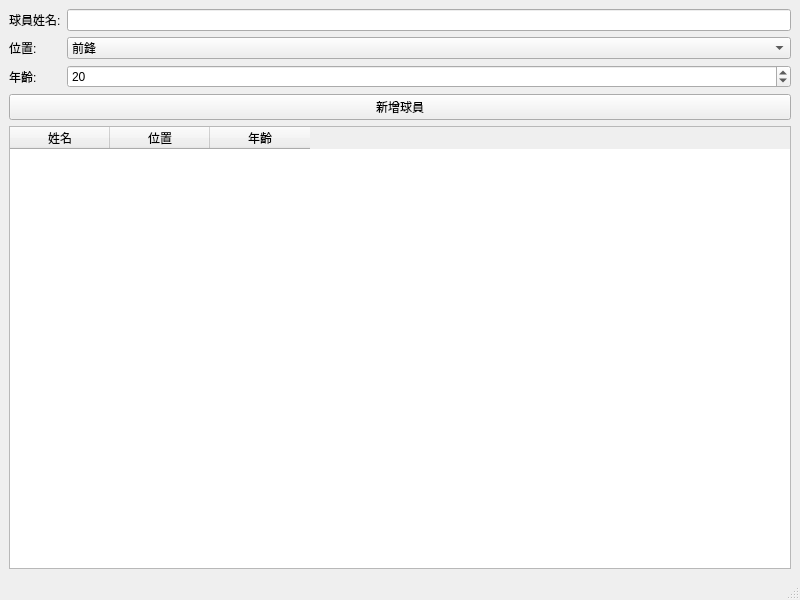
Before: the Qt Designer form foot/mainwindow.ui in vesss1/qtfootball, drawn with Qt 5.
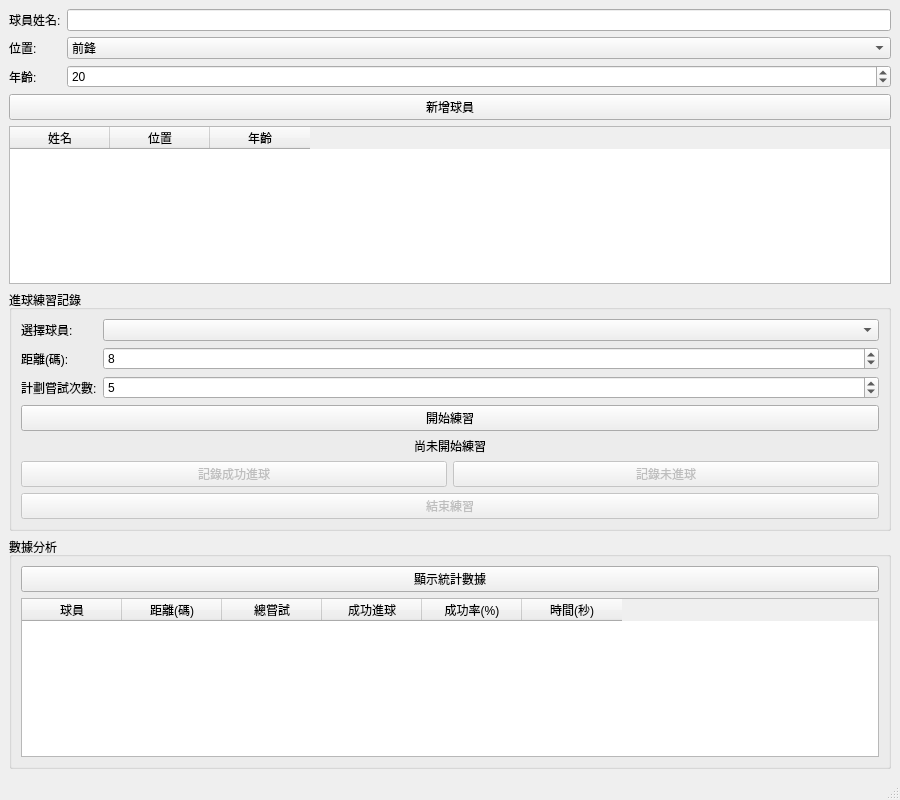
After: the same form once the commit is applied.

Commit message: Add goal-scoring practice tracker with data analysis

Patch:
```diff
--- a/foot/mainwindow.ui
+++ b/foot/mainwindow.ui
@@ -6,8 +6,8 @@
    <rect>
     <x>0</x>
     <y>0</y>
-    <width>800</width>
-    <height>600</height>
+    <width>900</width>
+    <height>800</height>
    </rect>
   </property>
   <property name="windowTitle">
@@ -109,6 +109,173 @@
       </column>
      </widget>
     </item>
+    <item>
+     <widget class="QGroupBox" name="groupBoxPractice">
+      <property name="title">
+       <string>進球練習記錄</string>
+      </property>
+      <layout class="QVBoxLayout" name="verticalLayout_2">
+       <item>
+        <layout class="QFormLayout" name="formLayout_2">
+         <item row="0" column="0">
+          <widget class="QLabel" name="labelPracticePlayer">
+           <property name="text">
+            <string>選擇球員:</string>
+           </property>
+          </widget>
+         </item>
+         <item row="0" column="1">
+          <widget class="QComboBox" name="comboBoxPracticePlayer"/>
+         </item>
+         <item row="1" column="0">
+          <widget class="QLabel" name="labelDistance">
+           <property name="text">
+            <string>距離(碼):</string>
+           </property>
+          </widget>
+         </item>
+         <item row="1" column="1">
+          <widget class="QSpinBox" name="spinBoxDistance">
+           <property name="minimum">
+            <number>1</number>
+           </property>
+           <property name="maximum">
+            <number>50</number>
+           </property>
+           <property name="value">
+            <number>8</number>
+           </property>
+          </widget>
+         </item>
+         <item row="2" column="0">
+          <widget class="QLabel" name="labelTotalAttempts">
+           <property name="text">
+            <string>計劃嘗試次數:</string>
+           </property>
+          </widget>
+         </item>
+         <item row="2" column="1">
+          <widget class="QSpinBox" name="spinBoxTotalAttempts">
+           <property name="minimum">
+            <number>1</number>
+           </property>
+           <property name="maximum">
+            <number>100</number>
+           </property>
+           <property name="value">
+            <number>5</number>
+           </property>
+          </widget>
+         </item>
+        </layout>
+       </item>
+       <item>
+        <widget class="QPushButton" name="pushButtonStartPractice">
+         <property name="text">
+          <string>開始練習</string>
+         </property>
+        </widget>
+       </item>
+       <item>
+        <widget class="QLabel" name="labelPracticeInfo">
+         <property name="text">
+          <string>尚未開始練習</string>
+         </property>
+         <property name="alignment">
+          <set>Qt::AlignCenter</set>
+         </property>
+        </widget>
+       </item>
+       <item>
+        <layout class="QHBoxLayout" name="horizontalLayout">
+         <item>
+          <widget class="QPushButton" name="pushButtonRecordGoal">
+           <property name="enabled">
+            <bool>false</bool>
+           </property>
+           <property name="text">
+            <string>記錄成功進球</string>
+           </property>
+          </widget>
+         </item>
+         <item>
+          <widget class="QPushButton" name="pushButtonRecordMiss">
+           <property name="enabled">
+            <bool>false</bool>
+           </property>
+           <property name="text">
+            <string>記錄未進球</string>
+           </property>
+          </widget>
+         </item>
+        </layout>
+       </item>
+       <item>
+        <widget class="QPushButton" name="pushButtonEndPractice">
+         <property name="enabled">
+          <bool>false</bool>
+         </property>
+         <property name="text">
+          <string>結束練習</string>
+         </property>
+        </widget>
+       </item>
+      </layout>
+     </widget>
+    </item>
+    <item>
+     <widget class="QGroupBox" name="groupBoxStats">
+      <property name="title">
+       <string>數據分析</string>
+      </property>
+      <layout class="QVBoxLayout" name="verticalLayout_3">
+       <item>
+        <widget class="QPushButton" name="pushButtonShowStats">
+         <property name="text">
+          <string>顯示統計數據</string>
+         </property>
+        </widget>
+       </item>
+       <item>
+        <widget class="QTableWidget" name="tableWidgetStats">
+         <property name="columnCount">
+          <number>6</number>
+         </property>
+         <column>
+          <property name="text">
+           <string>球員</string>
+          </property>
+         </column>
+         <column>
+          <property name="text">
+           <string>距離(碼)</string>
+          </property>
+         </column>
+         <column>
+          <property name="text">
+           <string>總嘗試</string>
+          </property>
+         </column>
+         <column>
+          <property name="text">
+           <string>成功進球</string>
+          </property>
+         </column>
+         <column>
+          <property name="text">
+           <string>成功率(%)</string>
+          </property>
+         </column>
+         <column>
+          <property name="text">
+           <string>時間(秒)</string>
+          </property>
+         </column>
+        </widget>
+       </item>
+      </layout>
+     </widget>
+    </item>
    </layout>
   </widget>
   <widget class="QMenuBar" name="menubar">
```
The commit also changes 2 other files.
